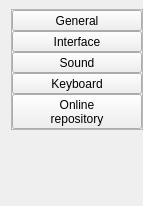
Before: the Qt Designer form sources/context/interface/configtoc.ui in davy7125/polyphone, drawn with Qt 5.
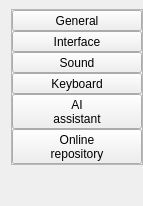
After: the same form once the commit is applied. Custom widgets are drawn as their Qt base class.

The edit to the form file:
```diff
--- a/sources/context/interface/configtoc.ui
+++ b/sources/context/interface/configtoc.ui
@@ -99,6 +99,20 @@
         </property>
        </widget>
       </item>
+      <item>
+       <widget class="ConfigTocButton" name="buttonMcp">
+        <property name="sizePolicy">
+         <sizepolicy hsizetype="Preferred" vsizetype="Preferred">
+          <horstretch>0</horstretch>
+          <verstretch>0</verstretch>
+         </sizepolicy>
+        </property>
+        <property name="text">
+         <string>AI
+assistant</string>
+        </property>
+       </widget>
+      </item>
       <item>
        <widget class="ConfigTocButton" name="buttonRepository">
         <property name="sizePolicy">
```
